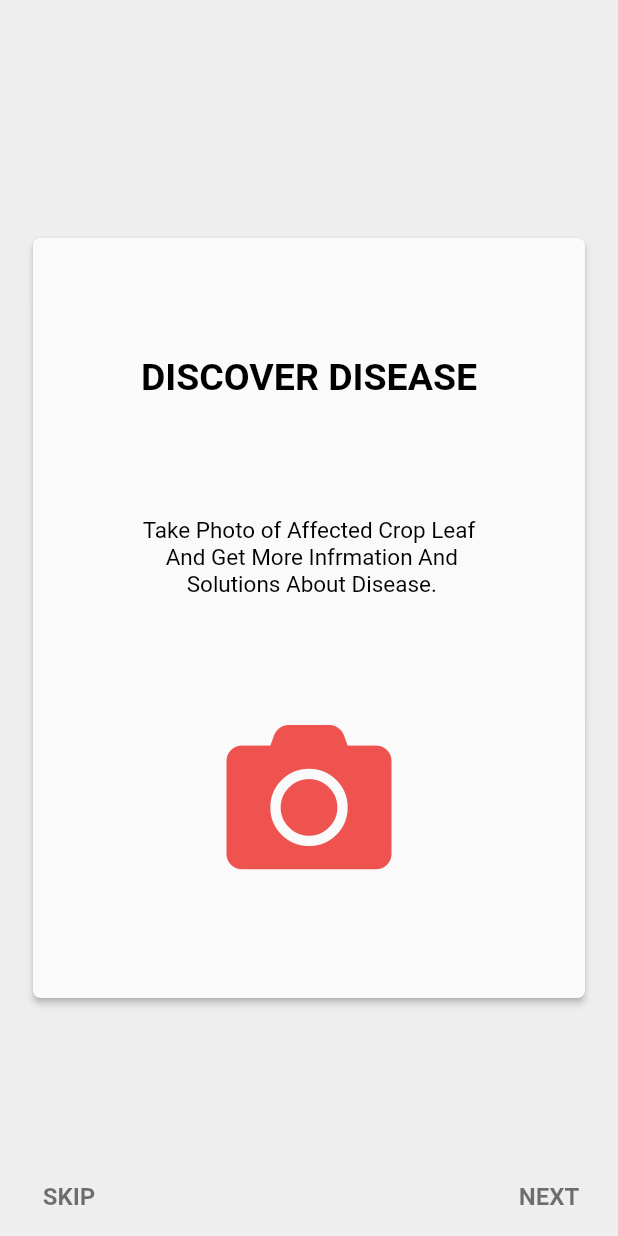
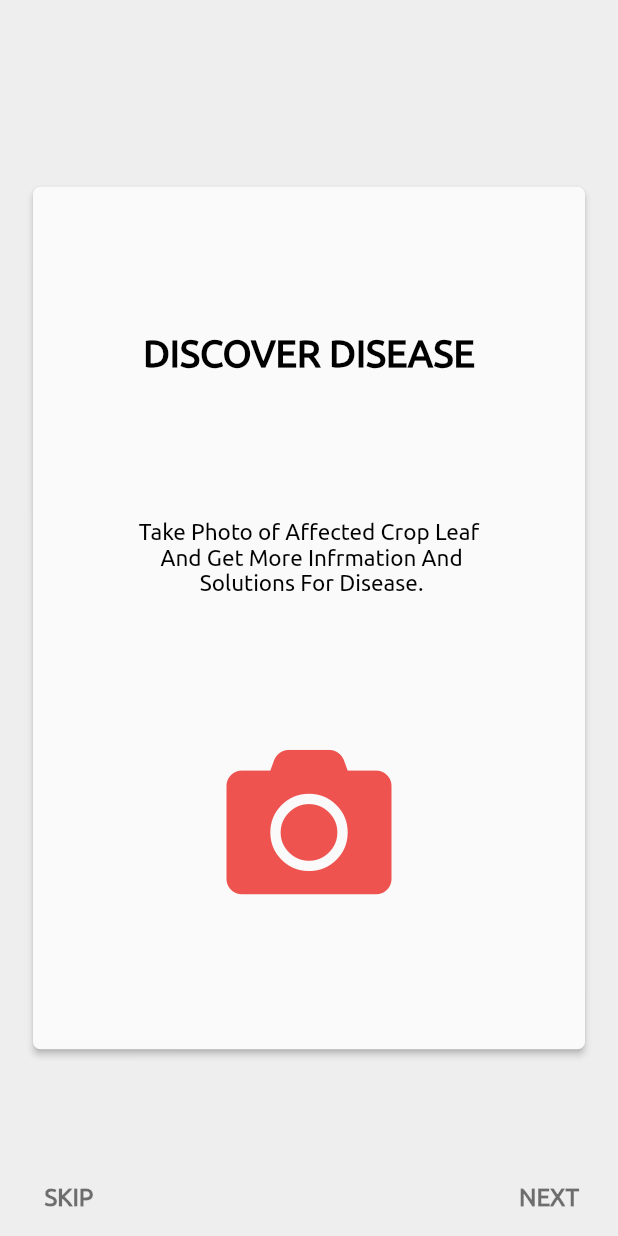
Before and after one commit to dulkith/thuru_care_client, a Flutter app: the screen it shows after launch, after a tap on "NEXT", on a phone screen of 412 x 824 dp. Run offline on Flutter 3.47's test engine with Material 2 defaults, Android fonts, the phone set to English and light mode, and no system bars; our stand-ins replace camera, font_awesome_flutter; missing offline and left inert: gradient_bottom_navigation_bar; Roboto replaces fonts that are missing (ProximaNova).

Commit message:
Put logo and modified splach and intro screens

```diff
--- a/lib/main.dart
+++ b/lib/main.dart
@@ -22,7 +22,7 @@ class MyApp extends StatelessWidget {
   Widget build(BuildContext context) {
     return new MaterialApp(
       theme:
-        ThemeData(primaryColor: Colors.green, accentColor: Colors.greenAccent,fontFamily: 'ProximaNova'),
+        ThemeData(primaryColor: Colors.green, accentColor: Colors.greenAccent,fontFamily: 'Ubuntu'),
     debugShowCheckedModeBanner: false,
     home: SplashScreen(),
     routes: routes);
--- a/lib/pages/intro_screen.dart
+++ b/lib/pages/intro_screen.dart
@@ -41,13 +41,13 @@ class IntroScreenState extends State<IntroScreen> {
             child: Container(),
           ),
           Expanded(
-            flex: 4,
+            flex: 6,
             child: PageView(
               children: <Widget>[
                 Walkthrough(
                   title: ThuruCare.wt1,
                   content: ThuruCare.wc1,
-                  imageIcon: FontAwesomeIcons.envira,
+                  imageIcon: FontAwesomeIcons.leaf,
                   imagecolor: Colors.green,
                 ),
                 Walkthrough(
@@ -66,7 +66,7 @@ class IntroScreenState extends State<IntroScreen> {
                   title: ThuruCare.wt4,
                   content: ThuruCare.wc4,
                   imageIcon: FontAwesomeIcons.mapMarkedAlt,
-                  imagecolor: Colors.lime,
+                  imagecolor: Colors.lightGreen,
                 ),
               ],
               controller: controller,
--- a/lib/pages/splash_screen.dart
+++ b/lib/pages/splash_screen.dart
@@ -27,8 +27,18 @@ class _SplashScreenState extends State<SplashScreen> {
         fit: StackFit.expand,
         children: <Widget>[
           Container(
-            decoration: BoxDecoration(color: Colors.greenAccent),
+          decoration: new BoxDecoration(
+            gradient: new LinearGradient(
+                colors: [
+                  Colors.green,
+                  Colors.greenAccent,
+                ],
+                begin: const FractionalOffset(0.0, 0.0),
+                end: Alignment(0.8, 5.0),
+                stops: [0.0, 0.5],
+                tileMode: TileMode.clamp),
           ),
+        ),
           Column(
             mainAxisAlignment: MainAxisAlignment.start,
             children: <Widget>[
@@ -41,11 +51,8 @@ class _SplashScreenState extends State<SplashScreen> {
                       CircleAvatar(
                         backgroundColor: Colors.white,
                         radius: 50.0,
-                        child: Icon(
-                          FontAwesomeIcons.envira,
-                          color: Colors.greenAccent,
-                          size: 70.0,
-                        ),
+                        backgroundImage:
+                        AssetImage('assets/logo.png'),
                       ),
                       Padding(
                         padding: EdgeInsets.only(top: 10.0),
--- a/lib/utils/thuru_care.dart
+++ b/lib/utils/thuru_care.dart
@@ -1,19 +1,19 @@
 class ThuruCare {
-  static const String name = "Thuru Care";
+  static const String name = "THURU CARE";
   static const String version = "version 1.0";
   static const String captionLoading = "Home Garden\n For Everyone";
   static const String wt1 = "WELCOME";
   static const String wc1 =
-      "Thuru Care is Crop Disease Detection \n Platform for Home Gardeners";
+      "Thuru Care is Crop Disease Detection \n And Disease Treatment \n Platform for Home Gardeners.";
   static const String wt2 = "DISCOVER DISEASE";
   static const String wc2 =
-      "Take Photo of Affected Crop Leaf \n And Get More Infrmation And \n Solutions About Disease.";
+      "Take Photo of Affected Crop Leaf \n And Get More Infrmation And \n Solutions For Disease.";
   static const String wt3 = "COMMUNITY SUPPORT";
   static const String wc3 =
-      "Get FREE Expert Suport For Detect \n Disease And Contact Them for \n Aditional Help.";
+      "Get FREE Expert Support For Diagnose \n Disease And Contact Them for \n Additional Help.";
   static const String wt4 = "NEARBY HOME GARDEN";
   static const String wc4 =
-      "Find Nearby Home-Gardens Make New \n Friends And Expand Garden.";
+      "Can Find Nearby Home-Gardens \n Make New Friendships, \n Share Plants And. \n Share experience Among Them.";
   static const String skip = "SKIP";
   static const String next = "NEXT";
   static const String gotIt = "GOT IT";
```
Also changed, not shown: assets/icon/logo.png (added), assets/logo.png (added).
